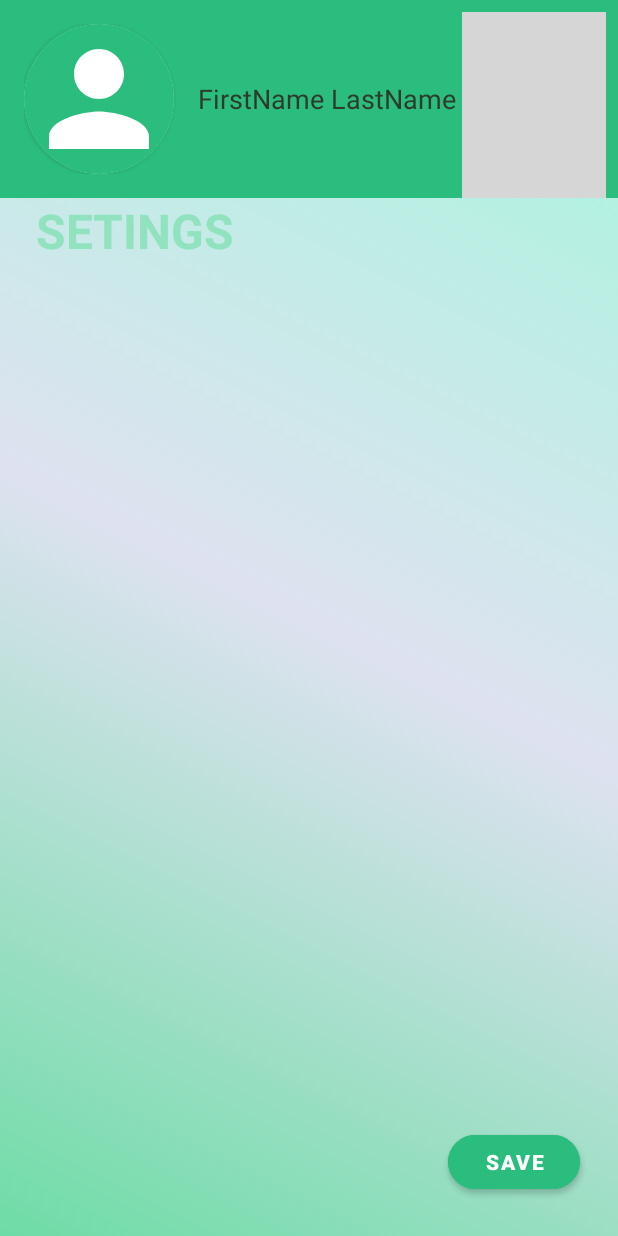
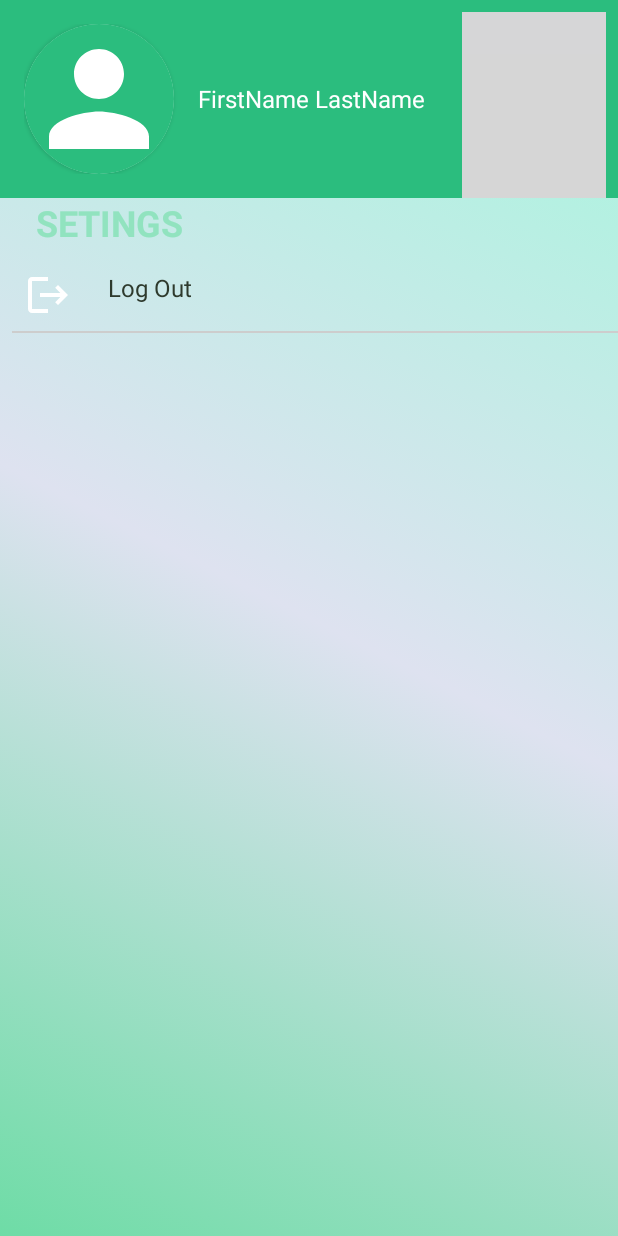
Before and after one commit to Gagik666/DeAsa1.2, an Android app: the layout fragment_setings.xml on its own in the app's theme, with its tools: preview values and no code run, on a phone screen of 412 x 824 dp. Run offline under Robolectric (Android 15) with nearby library versions, the phone set to English and light mode, and no system bars; grey boxes are pictures that could not be loaded.

Commit message:
fiexed bag

```diff
--- a/app/src/main/java/com/example/deasa12/object/values/Values.kt
+++ b/app/src/main/java/com/example/deasa12/object/values/Values.kt
@@ -1,9 +1,8 @@
-import com.google.firebase.auth.FirebaseAuth
+
 
 object Values {
     const val IMAGE_URL = "https://firebasestorage.googleapis.com/v0/b/deasa12-431ef.appspot.com/o/users%2FprofilPic1653498247215.png?alt=media&token=79cb6286-e7a5-4d21-950e-53acb15aa231"
     var timer = 60
-    var userId: String = ""
     var start = -5
     var end = 0
     var p = 0
--- a/app/src/main/java/com/example/deasa12/screens/DeAsaStoageFragment.kt
+++ b/app/src/main/java/com/example/deasa12/screens/DeAsaStoageFragment.kt
@@ -11,6 +11,7 @@ import androidx.lifecycle.Observer
 import androidx.lifecycle.ViewModelProvider
 import androidx.navigation.fragment.findNavController
 import androidx.recyclerview.widget.LinearLayoutManager
+import com.example.deasa12.Extensions.openFragment
 import com.example.deasa12.`object`.dataList.DataList
 import com.example.deasa12.R
 import com.example.deasa12.adapters.SingerAdapter
@@ -45,7 +46,7 @@ class DeAsaStoageFragment : Fragment() {
         deAsaViewModel.liveDataTimer.observe(viewLifecycleOwner, Observer {
             binding.tvSeconds.text = it
             if (it.toString().toInt() == 0) {
-                findNavController().navigate(R.id.action_deAsaStoageFragment_to_pointFragment)
+                openFragment(R.id.action_deAsaStoageFragment_to_pointFragment)
                 DataList.tempList.clear()
                 Values.lisIsEmpty = false
             }
@@ -71,7 +72,7 @@ class DeAsaStoageFragment : Fragment() {
         singerAdapter = SingerAdapter(DataList.tempList) {
             Values.p++
             if (Values.p == DataList.listSingeer.size - 6) {
-                findNavController().navigate(R.id.action_deAsaStoageFragment_to_pointFragment)
+                openFragment(R.id.action_deAsaStoageFragment_to_pointFragment)
                 Values.lisIsEmpty = true
 
             }
--- a/app/src/main/java/com/example/deasa12/screens/HelpFragment.kt
+++ b/app/src/main/java/com/example/deasa12/screens/HelpFragment.kt
@@ -26,12 +26,6 @@ class HelpFragment : Fragment() {
         super.onViewCreated(view, savedInstanceState)
         val mediaControlerHelp = MediaController(context)
 
-//        binding.tvAbout.append("Կարող եք ․․․\n")
-//        binding.tvAbout.append(" .Գրանցվել պրոյեկտում\n")
-//        binding.tvAbout.append(" .գանհատել պրոյեկտը\n")
-//        binding.tvAbout.append(" .տեսնել ուրիշների գնահատականները\n")
-//        binding.tvAbout.append(" .եթե գրանցվել եք հնարավորություն ունեք պահպանել խաղի արդյունքները նախորդի հետ համեմատելու համար\n")
-
         DataList.helpList.forEach {
             binding.tvAbout.append("$it \n")
         }
--- a/app/src/main/java/com/example/deasa12/screens/RatingFragment.kt
+++ b/app/src/main/java/com/example/deasa12/screens/RatingFragment.kt
@@ -7,6 +7,7 @@ import android.view.View
 import android.view.ViewGroup
 import android.widget.Toast
 import androidx.navigation.fragment.findNavController
+import com.example.deasa12.Extensions.openFragment
 import com.example.deasa12.R
 import com.example.deasa12.`object`.dataList.DataList
 import com.example.deasa12.database.database.SingerInfo
@@ -111,7 +112,7 @@ class RatingFragment : Fragment() {
                         .document(mAuth.currentUser!!.uid).set(hashMap).addOnSuccessListener {
                             progressBar.visibility = View.VISIBLE
                             Toast.makeText(context, "add data fireStore", Toast.LENGTH_SHORT).show()
-                            findNavController().navigate(R.id.action_ratingFragment_to_startFragment)
+                            openFragment(R.id.action_ratingFragment_to_startFragment)
                         }
                 }
             }
--- a/app/src/main/res/drawable/ic_log_in.xml
+++ b/app/src/main/res/drawable/ic_log_in.xml
@@ -1,6 +1,6 @@
 <vector xmlns:android="http://schemas.android.com/apk/res/android"
-    android:width="45dp"
-    android:height="45dp"
+    android:width="32dp"
+    android:height="32dp"
     android:viewportWidth="24"
     android:viewportHeight="24"
     android:tint="#FFF"
--- a/app/src/main/res/drawable/bacgraund_fon_singer.xml
+++ b/app/src/main/res/drawable/ic_log_out.xml
@@ -1,14 +1,11 @@
-<?xml version="1.0" encoding="utf-8"?>
-<selector xmlns:android="http://schemas.android.com/apk/res/android">
-    <item>
-        <shape>
-            <gradient
-                android:startColor="#93E8BE"
-                android:centerColor="#B9F4E2"
-                android:endColor="#A4F6DC"
-                android:type="linear"
-                android:angle="90"
-                />
-        </shape>
-    </item>
-</selector>
+<vector xmlns:android="http://schemas.android.com/apk/res/android"
+    android:width="32dp"
+    android:height="32dp"
+    android:autoMirrored="true"
+    android:tint="#FFFFFF"
+    android:viewportWidth="24"
+    android:viewportHeight="24">
+    <path
+        android:fillColor="@android:color/white"
+        android:pathData="M17,7l-1.41,1.41L18.17,11H8v2h10.17l-2.58,2.58L17,17l5,-5zM4,5h8V3H4c-1.1,0 -2,0.9 -2,2v14c0,1.1 0.9,2 2,2h8v-2H4V5z" />
+</vector>
--- a/app/src/main/res/layout/fragment_registration.xml
+++ b/app/src/main/res/layout/fragment_registration.xml
@@ -55,7 +55,6 @@
                 android:id="@+id/edLastName"
                 android:layout_width="match_parent"
                 android:layout_height="wrap_content"
-                android:layout_marginTop="24dp"
                 android:backgroundTint="#2bbd7e"
                 android:hint="lastName"
                 android:inputType="textImeMultiLine"
--- a/app/src/main/res/layout/fragment_setings.xml
+++ b/app/src/main/res/layout/fragment_setings.xml
@@ -5,7 +5,6 @@
     android:layout_width="match_parent"
     android:layout_height="match_parent"
     android:background="@drawable/baxgraund_fon"
-
     tools:context=".screens.SetingsFragment">
 
     <LinearLayout
@@ -29,10 +28,10 @@
                 android:id="@+id/imgProfil"
                 android:layout_width="match_parent"
                 android:layout_height="match_parent"
+                android:layout_gravity="center"
                 android:background="#2bbd7e"
                 android:scaleType="centerCrop"
-                android:src="@drawable/ic_user"
-                android:layout_gravity="center"/>
+                android:src="@drawable/ic_user" />
         </androidx.cardview.widget.CardView>
 
 
@@ -40,11 +39,11 @@
             android:id="@+id/tvUserName"
             android:layout_width="wrap_content"
             android:layout_height="wrap_content"
-            android:text="FirstName LastName"
             android:layout_gravity="center_vertical"
             android:layout_marginStart="16dp"
-            android:textColor="#2E3A2D"
-            android:textSize="18sp"/>
+            android:text="FirstName LastName"
+            android:textColor="#FFF"
+            android:textSize="16sp" />
 
 
     </LinearLayout>
@@ -53,20 +52,20 @@
         android:id="@+id/imgAddphoto"
         android:layout_width="wrap_content"
         android:layout_height="wrap_content"
-        android:src="@drawable/ic_add_photo"
         android:layout_marginTop="8dp"
         android:layout_marginEnd="8dp"
+        android:src="@drawable/ic_add_photo"
         app:layout_constraintEnd_toEndOf="parent"
-        app:layout_constraintTop_toTopOf="parent"/>
+        app:layout_constraintTop_toTopOf="parent" />
 
     <ImageView
         android:id="@+id/imgMore"
         android:layout_width="wrap_content"
         android:layout_height="wrap_content"
+        android:layout_marginEnd="8dp"
         android:src="@drawable/ic_more"
-        android:layout_marginEnd="8dp"
-        app:layout_constraintEnd_toEndOf="@id/layoutHeader"
-        app:layout_constraintBottom_toBottomOf="@id/layoutHeader"/>
+        app:layout_constraintBottom_toBottomOf="@id/layoutHeader"
+        app:layout_constraintEnd_toEndOf="@id/layoutHeader" />
 
 
     <TextView
@@ -76,7 +75,7 @@
         android:layout_marginStart="24dp"
         android:text="SETINGS"
         android:textColor="#91E3BF"
-        android:textSize="32sp"
+        android:textSize="24sp"
         android:textStyle="bold"
         app:layout_constraintStart_toStartOf="parent"
         app:layout_constraintTop_toBottomOf="@id/layoutHeader" />
@@ -86,6 +85,8 @@
         android:id="@+id/flowLogIn"
         android:layout_width="wrap_content"
         android:layout_height="wrap_content"
+        android:layout_marginStart="16dp"
+        android:layout_marginTop="16dp"
         android:clickable="true"
         android:focusable="true"
         android:orientation="horizontal"
@@ -98,7 +99,6 @@
         android:id="@+id/imgLogIn"
         android:layout_width="wrap_content"
         android:layout_height="wrap_content"
-        android:layout_marginTop="16dp"
         android:src="@drawable/ic_log_in"
         app:layout_constraintStart_toStartOf="@id/flowLogIn"
         app:layout_constraintTop_toTopOf="@id/flowLogIn" />
@@ -107,11 +107,10 @@
         android:id="@+id/tvLogIn"
         android:layout_width="wrap_content"
         android:layout_height="wrap_content"
-        android:layout_marginStart="32dp"
-        android:layout_marginTop="16dp"
+        android:layout_marginStart="24dp"
         android:text="@string/log_in"
         android:textColor="#2E3A2D"
-        android:textSize="24sp"
+        android:textSize="16sp"
         app:layout_constraintStart_toEndOf="@id/imgLogIn"
         app:layout_constraintTop_toTopOf="@id/flowLogIn" />
 
@@ -120,10 +119,12 @@
         android:id="@+id/flowLogOut"
         android:layout_width="wrap_content"
         android:layout_height="wrap_content"
+        android:layout_marginStart="16dp"
+        android:layout_marginTop="16dp"
         android:clickable="true"
         android:focusable="true"
         android:orientation="horizontal"
-        android:visibility="invisible"
+        android:visibility="visible"
         app:constraint_referenced_ids="imgLogOut,tvlogOut"
         app:layout_constraintStart_toStartOf="parent"
         app:layout_constraintTop_toBottomOf="@id/tvSetings" />
@@ -132,7 +133,6 @@
         android:id="@+id/imgLogOut"
         android:layout_width="wrap_content"
         android:layout_height="wrap_content"
-        android:layout_marginTop="16dp"
         android:src="@drawable/ic_log_out"
         app:layout_constraintStart_toStartOf="@id/flowLogOut"
         app:layout_constraintTop_toTopOf="@id/flowLogOut" />
@@ -141,50 +141,92 @@
         android:id="@+id/tvlogOut"
         android:layout_width="wrap_content"
         android:layout_height="wrap_content"
-        android:layout_marginStart="32dp"
-        android:layout_marginTop="16dp"
+        android:layout_marginStart="24dp"
         android:text="@string/log_out"
         android:textColor="#2E3A2D"
-        android:textSize="24sp"
+        android:textSize="16sp"
         app:layout_constraintStart_toEndOf="@id/imgLogOut"
         app:layout_constraintTop_toTopOf="@id/flowLogOut" />
+
+    <View
+        android:layout_width="wrap_content"
+        android:layout_height="1dp"
+        android:layout_marginTop="8dp"
+        android:background="#CDCDCD"
+        app:layout_constraintEnd_toEndOf="parent"
+        app:layout_constraintStart_toStartOf="@id/flowLogOut"
+        app:layout_constraintTop_toBottomOf="@id/flowLogOut" />
+
+    <LinearLayout
+        android:id="@+id/layoutAcaunt"
+        android:layout_width="wrap_content"
+        android:layout_height="wrap_content"
+        android:orientation="vertical"
+        android:paddingStart="16dp"
+        android:visibility="invisible"
+        app:layout_constraintStart_toStartOf="parent"
+        app:layout_constraintTop_toBottomOf="@id/flowLogOut">
+
 
         <TextView
             android:id="@+id/tvSetingsEmail"
             android:layout_width="wrap_content"
             android:layout_height="wrap_content"
+            android:layout_marginTop="24dp"
             android:text="Email"
             android:textColor="#2E3A2D"
-        android:textSize="18sp"
-        android:layout_marginTop="24dp"
-        android:layout_marginStart="16dp"
-        android:visibility="invisible"
-        app:layout_constraintTop_toBottomOf="@id/flowLogOut"
-        app:layout_constraintStart_toStartOf="parent"/>
+            android:textSize="18sp" />
+
+        <TextView
+            android:layout_width="wrap_content"
+            android:layout_height="wrap_content"
+            android:layout_marginTop="4dp"
+            android:text="Email address"
+            android:textColor="#939393"
+            android:textSize="12sp" />
+
+        <View
+            android:layout_width="wrap_content"
+            android:layout_height="1dp"
+            android:layout_marginTop="8dp"
+            android:background="#CDCDCD" />
 
         <TextView
             android:id="@+id/tvSetingsPassword"
             android:layout_width="wrap_content"
             android:layout_height="wrap_content"
+            android:layout_marginTop="8dp"
             android:text="Password"
             android:textColor="#2E3A2D"
-        android:textSize="18sp"
+            android:textSize="18sp" />
+
+        <TextView
+            android:layout_width="wrap_content"
+            android:layout_height="wrap_content"
+            android:layout_marginTop="4dp"
+            android:text="Password"
+            android:textColor="#939393"
+            android:textSize="12sp" />
+
+        <View
+            android:layout_width="wrap_content"
+            android:layout_height="1dp"
             android:layout_marginTop="8dp"
-        android:layout_marginStart="16dp"
-        android:visibility="invisible"
-        app:layout_constraintStart_toStartOf="parent"
-        app:layout_constraintTop_toBottomOf="@id/tvSetingsEmail"/>
+            android:background="#CDCDCD" />
+
+    </LinearLayout>
 
     <com.google.android.material.button.MaterialButton
         android:id="@+id/btnSave"
         android:layout_width="wrap_content"
         android:layout_height="wrap_content"
+        android:layout_margin="25dp"
         android:backgroundTint="#2bbd7e"
         android:text="save"
         android:textSize="14sp"
         android:textStyle="bold"
         app:cornerRadius="50dp"
-        android:layout_margin="25dp"
+        android:visibility="invisible"
         app:layout_constraintBottom_toBottomOf="parent"
         app:layout_constraintEnd_toEndOf="parent" />
 
--- a/app/src/main/res/values-night/themes.xml
+++ /dev/null
@@ -1,16 +0,0 @@
-<resources xmlns:tools="http://schemas.android.com/tools">
-    <!-- Base application theme. -->
-    <style name="Theme.DeAsa12" parent="Theme.MaterialComponents.DayNight.NoActionBar.Bridge">
-        <!-- Primary brand color. -->
-        <item name="colorPrimary">@color/purple_200</item>
-        <item name="colorPrimaryVariant">@color/purple_700</item>
-        <item name="colorOnPrimary">@color/black</item>
-        <!-- Secondary brand color. -->
-        <item name="colorSecondary">@color/teal_200</item>
-        <item name="colorSecondaryVariant">@color/teal_200</item>
-        <item name="colorOnSecondary">@color/black</item>
-        <!-- Status bar color. -->
-        <item name="android:statusBarColor" tools:targetApi="l">?attr/colorPrimaryVariant</item>
-        <!-- Customize your theme here. -->
-    </style>
-</resources>
```
Also changed, not shown: app/src/main/java/com/example/deasa12/Extensions/Extensions.kt (added, +39 -0 lines), app/src/main/java/com/example/deasa12/object/funs/Funs.kt (deleted, +0 -25 lines), app/src/main/java/com/example/deasa12/screens/LogInFragment.kt (+11 -24 lines), app/src/main/java/com/example/deasa12/screens/PointFragment.kt (+10 -15 lines), app/src/main/java/com/example/deasa12/screens/RegistrationFragment.kt (+21 -60 lines), app/src/main/java/com/example/deasa12/screens/SelectTeamFragment.kt (+14 -14 lines), app/src/main/java/com/example/deasa12/screens/SetingsFragment.kt (+11 -17 lines), app/src/main/java/com/example/deasa12/screens/StartFragment.kt (+11 -22 lines), app/src/main/res/layout/fragment_rating.xml (+3 -11 lines). Lines whose indentation alone changed are shown as unchanged.
